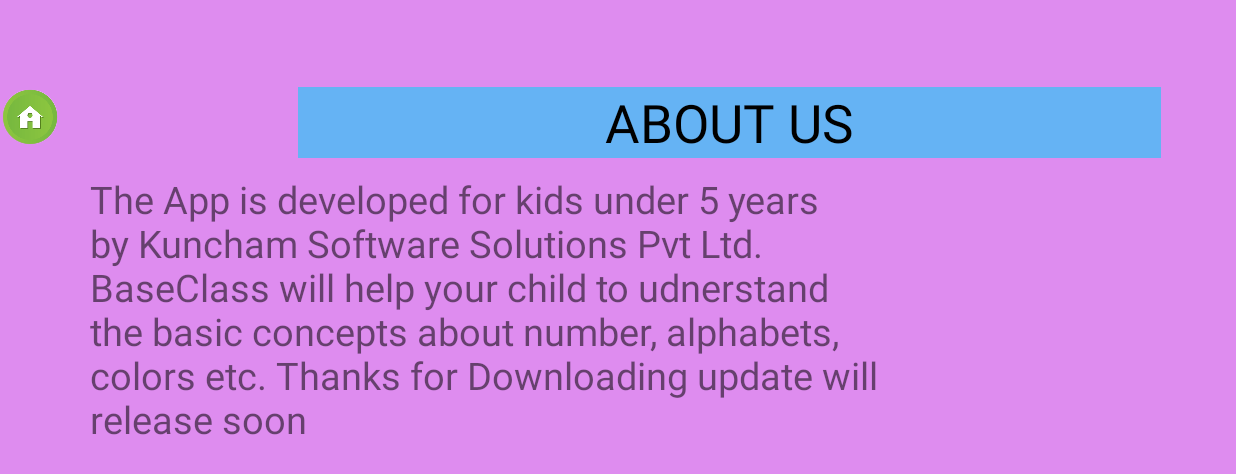
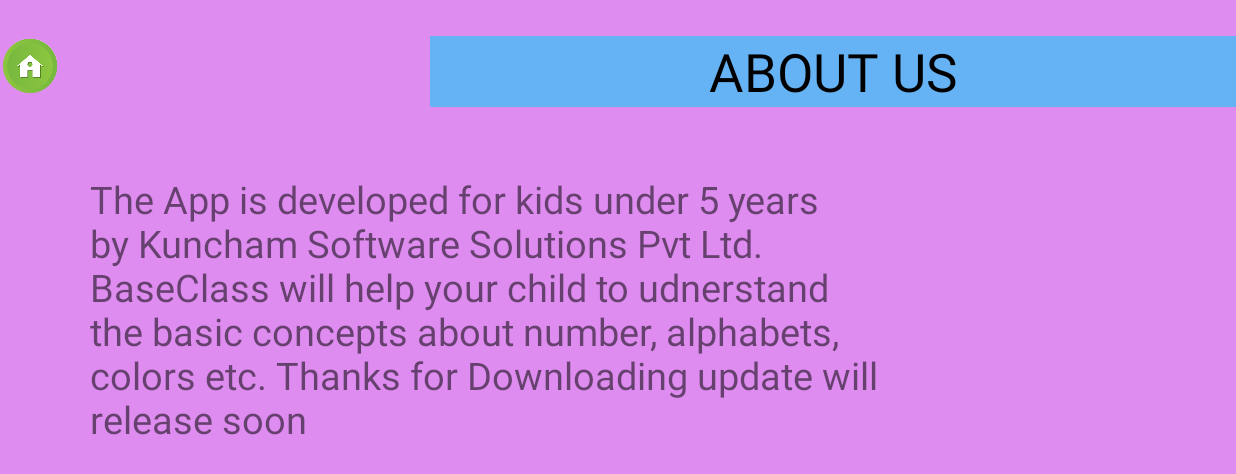
Before and after one commit to priyam1996/KidsEducationalApp, an Android app: the Information screen opened directly, with no data from a screen before it, on a phone screen of 824 x 412 dp (held sideways). Shown: the top 474 px of the screen. Run offline under Robolectric (Android 15) with nearby library versions, the phone set to English and light mode, and no system bars.

Commit message:
info xml

```diff
--- a/app/src/main/res/layout/activity_information.xml
+++ b/app/src/main/res/layout/activity_information.xml
@@ -20,17 +20,16 @@
 
     <TextView
         android:id="@+id/heading"
-        android:layout_width="575dp"
+        android:layout_width="537dp"
         android:layout_height="wrap_content"
-        android:layout_above="@+id/text"
         android:layout_alignParentEnd="true"
+        android:layout_alignParentTop="true"
+        android:layout_marginTop="24dp"
         android:background="#65b3f4"
         android:gravity="center"
         android:text="ABOUT US"
         android:textColor="#000000"
-        android:textSize="35sp"
-        android:layout_alignParentRight="true"
-        android:layout_marginRight="50dp"/>
+        android:textSize="35sp" />
 
     <TextView
         android:id="@+id/text"
```
